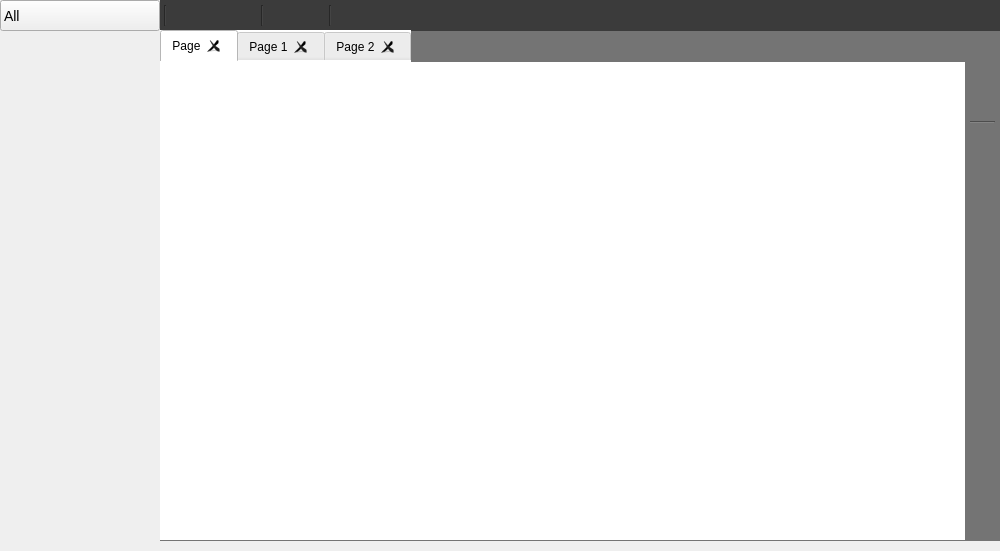
Old version of the form Update/Logic_Gate_Simulator/Dialogs/dlg_home.ui in the repository ElliotHarding/Logic-Gate-Simulator.
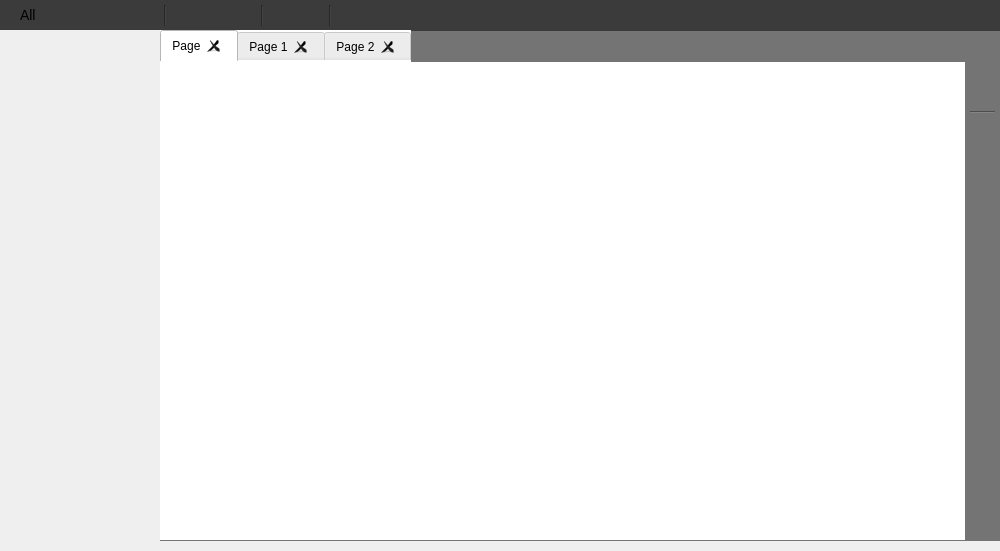
New version of the form. Icons and pictures are not drawn.

Commit message: Setup combobox for gate widget choosing

Diff of the .ui file:
```diff
--- a/Update/Logic_Gate_Simulator/Dialogs/dlg_home.ui
+++ b/Update/Logic_Gate_Simulator/Dialogs/dlg_home.ui
@@ -83,7 +83,7 @@
     <property name="geometry">
      <rect>
       <x>965</x>
-      <y>130</y>
+      <y>120</y>
       <width>32</width>
       <height>32</height>
      </rect>
@@ -118,7 +118,7 @@
     <property name="geometry">
      <rect>
       <x>965</x>
-      <y>250</y>
+      <y>240</y>
       <width>32</width>
       <height>32</height>
      </rect>
@@ -147,7 +147,7 @@
     <property name="geometry">
      <rect>
       <x>965</x>
-      <y>290</y>
+      <y>280</y>
       <width>32</width>
       <height>32</height>
      </rect>
@@ -176,7 +176,7 @@
     <property name="geometry">
      <rect>
       <x>965</x>
-      <y>330</y>
+      <y>320</y>
       <width>32</width>
       <height>32</height>
      </rect>
@@ -205,7 +205,7 @@
     <property name="geometry">
      <rect>
       <x>965</x>
-      <y>210</y>
+      <y>200</y>
       <width>32</width>
       <height>32</height>
      </rect>
@@ -266,7 +266,7 @@
     <property name="geometry">
      <rect>
       <x>965</x>
-      <y>75</y>
+      <y>70</y>
       <width>32</width>
       <height>32</height>
      </rect>
@@ -283,8 +283,8 @@
     </property>
     <property name="iconSize">
      <size>
-      <width>32</width>
-      <height>32</height>
+      <width>30</width>
+      <height>30</height>
      </size>
     </property>
     <property name="flat">
@@ -353,7 +353,7 @@
     <property name="geometry">
      <rect>
       <x>965</x>
-      <y>170</y>
+      <y>160</y>
       <width>32</width>
       <height>32</height>
      </rect>
@@ -586,7 +586,7 @@
      <property name="geometry">
       <rect>
        <x>810</x>
-       <y>90</y>
+       <y>80</y>
        <width>25</width>
        <height>3</height>
       </rect>
@@ -602,7 +602,7 @@
       <x>0</x>
       <y>0</y>
       <width>160</width>
-      <height>31</height>
+      <height>30</height>
      </rect>
     </property>
     <property name="sizePolicy">
@@ -612,16 +612,16 @@
      </sizepolicy>
     </property>
     <property name="autoFillBackground">
-     <bool>true</bool>
+     <bool>false</bool>
     </property>
     <property name="styleSheet">
-     <string notr="true">/*background-color: rgb(59, 59, 59);*/
-/*border:none;*/
-
-QComboBox {
+     <string notr="true">QComboBox {
+	background-color: rgb(59, 59, 59);
+	border:none;
     color: black;
     font: 14px;
-    padding: 1px 0px 1px 3px; /* This (useless) line resolves a bug with the font color */
+	font-color:rgb(255, 255, 255);
+    padding: 5px 5px 5px 20px; /* This (useless) line resolves a bug with the font color */
 }
 
 QComboBox:focus {
```
Left out of the diff: 4 changed lines with no effect on the pictures.
